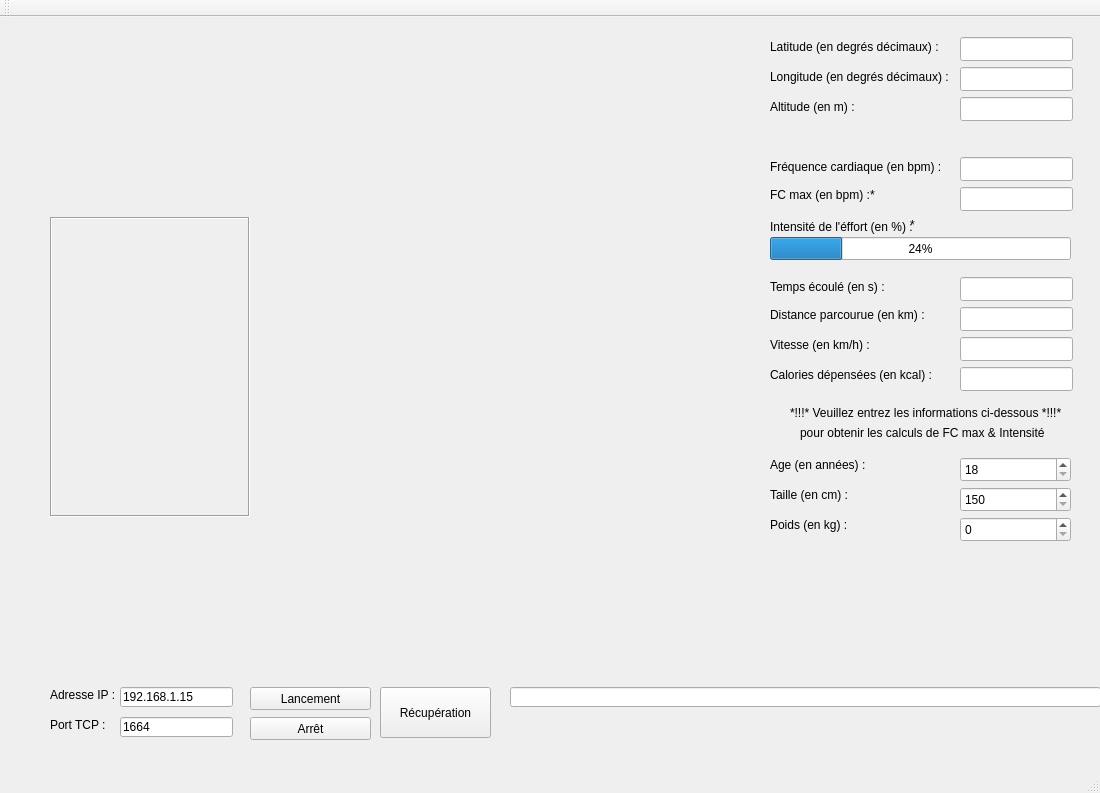
Old version of the form mainwindow.ui in the repository Shadwinn/telemetrie-marathon.
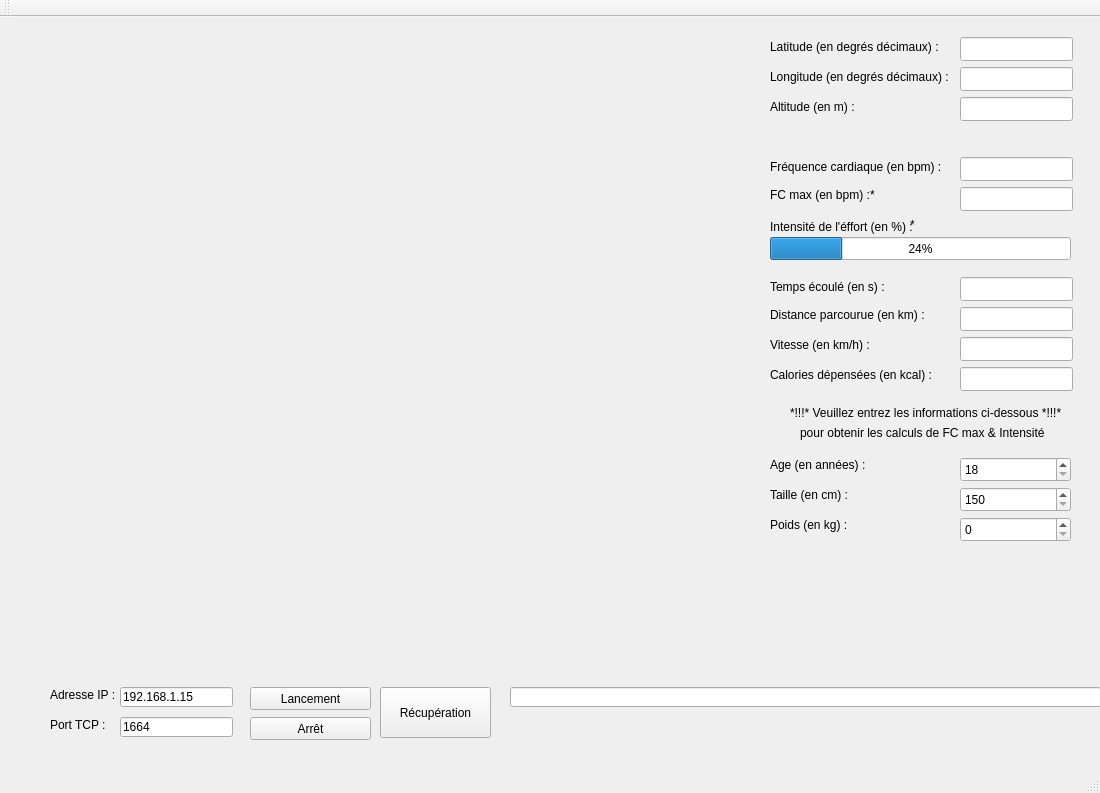
New version of the form.

The edit to the form file:
```diff
--- a/mainwindow.ui
+++ b/mainwindow.ui
@@ -516,16 +516,19 @@
     </property>
    </widget>
    <widget class="QLabel" name="label_courbe_cardiaque">
+    <property name="enabled">
+     <bool>true</bool>
+    </property>
     <property name="geometry">
      <rect>
-      <x>50</x>
-      <y>200</y>
+      <x>20</x>
+      <y>280</y>
       <width>200</width>
-      <height>300</height>
+      <height>200</height>
      </rect>
     </property>
     <property name="frameShape">
-     <enum>QFrame::Box</enum>
+     <enum>QFrame::NoFrame</enum>
     </property>
     <property name="frameShadow">
      <enum>QFrame::Sunken</enum>
```
